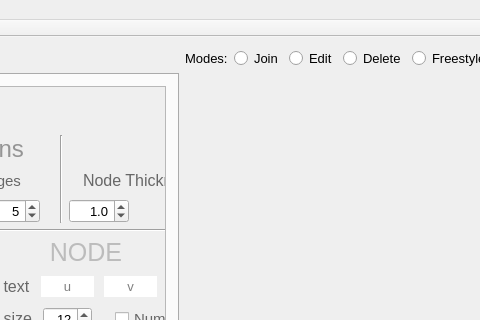
Razmataz88/Graphic, file mainwindow.ui: the form before one commit; both pictures show x 398 to 878 and y 0 to 320 of the 1300 by 900 pixel window.
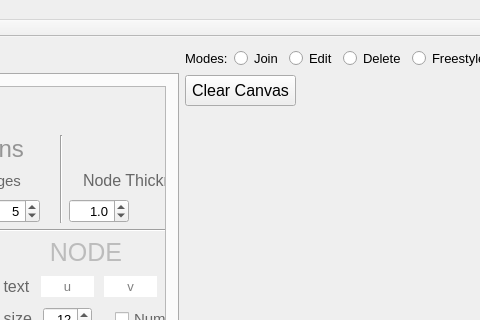
The form after the commit. Custom widgets are drawn as their Qt base class.

The edit to the form file:
```diff
--- a/mainwindow.ui
+++ b/mainwindow.ui
@@ -2239,6 +2239,24 @@
           <property name="layoutDirection">
            <enum>Qt::LeftToRight</enum>
           </property>
+          <widget class="QPushButton" name="clearCanvas">
+           <property name="geometry">
+            <rect>
+             <x>0</x>
+             <y>0</y>
+             <width>111</width>
+             <height>31</height>
+            </rect>
+           </property>
+           <property name="font">
+            <font>
+             <pointsize>12</pointsize>
+            </font>
+           </property>
+           <property name="text">
+            <string>Clear Canvas</string>
+           </property>
+          </widget>
          </widget>
         </item>
        </layout>
```
Left out of the diff: 3 changed lines with no effect on the pictures.
